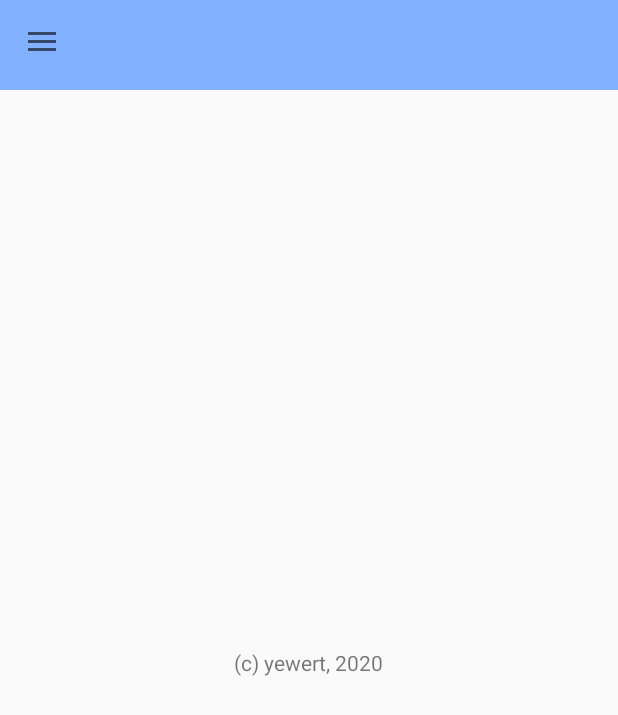
After one commit to Yewert/android_course_app, an Android app: the fragment AppInfoFragment placed in its activity, on a phone screen of 412 x 824 dp. The commit adds this screen. Shown: the top 715 px of the screen. Run offline under Robolectric (Android 15) with nearby library versions, the phone set to English and light mode, and no system bars.

Commit message:
added about screen

```diff
--- /dev/null
+++ b/app/src/main/java/com/example/hw03/AppInfoFragment.kt
@@ -0,0 +1,18 @@
+package com.example.hw03
+
+import android.os.Bundle
+import android.view.LayoutInflater
+import android.view.View
+import android.view.ViewGroup
+import androidx.fragment.app.Fragment
+
+class AppInfoFragment : Fragment() {
+
+    override fun onCreateView(
+        inflater: LayoutInflater, container: ViewGroup?,
+        savedInstanceState: Bundle?
+    ): View? {
+        return inflater.inflate(R.layout.fragment_app_info, container, false)
+    }
+
+}
--- a/app/src/main/java/com/example/hw03/HabitEditFragment.kt
+++ b/app/src/main/java/com/example/hw03/HabitEditFragment.kt
@@ -36,8 +36,8 @@ class HabitEditFragment : Fragment() {
     override fun onViewCreated(view: View, savedInstanceState: Bundle?) {
         super.onViewCreated(view, savedInstanceState)
 
-        if (savedInstanceState != null)
-            return
+
+        (requireActivity() as IDrawerLocker).setDrawerEnabled(false)
 
         habitName = view.findViewById(R.id.habit_name_edit)
         habitDescription = view.findViewById(R.id.habit_description_edit)
@@ -96,6 +96,12 @@ class HabitEditFragment : Fragment() {
         return valid
     }
 
+    public override fun onDestroy() {
+        super.onDestroy()
+
+        (requireActivity() as IDrawerLocker).setDrawerEnabled(true)
+    }
+
     companion object {
         fun newInstance(habit: Habit) = HabitEditFragment().apply {
             arguments = Bundle().apply { putParcelable("habit", habit) }
--- a/app/src/main/java/com/example/hw03/MainActivity.kt
+++ b/app/src/main/java/com/example/hw03/MainActivity.kt
@@ -1,29 +1,65 @@
 package com.example.hw03
 
 import android.os.Bundle
+import android.view.MenuItem
 import androidx.activity.viewModels
+import androidx.appcompat.app.ActionBarDrawerToggle
 import androidx.appcompat.app.AppCompatActivity
+import androidx.appcompat.widget.Toolbar
+import androidx.core.view.GravityCompat
+import androidx.drawerlayout.widget.DrawerLayout
+import com.google.android.material.navigation.NavigationView
+import kotlinx.android.synthetic.main.main_activity.*
+
 
 interface IHabitsListObservable {
     fun attachObserver(observer: IHabitsListObserver)
 }
 
-class MainActivity : AppCompatActivity(), IHabitInteractionsHandler, IHabitsListObservable {
+class MainActivity : AppCompatActivity(), IHabitInteractionsHandler, IHabitsListObservable,
+    IDrawerLocker, NavigationView.OnNavigationItemSelectedListener {
+    private lateinit var drawerToggle: ActionBarDrawerToggle
+    private lateinit var navDrawerLayout: DrawerLayout
     private val model: HabitsViewModel by viewModels()
     private val typedObservers: MutableMap<String, IHabitsListObserver> = mutableMapOf()
 
     override fun onCreate(savedInstanceState: Bundle?) {
         super.onCreate(savedInstanceState)
 
-        if (savedInstanceState != null) return
         model.addOrUpdate(Habit("one", "descr", 1, "Good", 1, 1))
         model.addOrUpdate(Habit("one", "descr", 1, "Bad", 1, 1))
         setContentView(R.layout.main_activity)
 
-        setSupportActionBar(findViewById(R.id.toolbar))
+        val toolbar = findViewById<Toolbar>(R.id.toolbar)
+        setSupportActionBar(toolbar)
+        supportActionBar!!.setDisplayShowTitleEnabled(false)
 
+        navDrawerLayout = findViewById(R.id.nav_drawer_layout)
+
+        drawerToggle = ActionBarDrawerToggle(
+            this,
+            navDrawerLayout,
+            toolbar,
+            R.string.drawer_open,
+            R.string.drawer_close
+        )
+        drawerToggle.isDrawerIndicatorEnabled = true
+        navDrawerLayout.addDrawerListener(drawerToggle)
+        drawerToggle.syncState()
+        nav_drawer.setNavigationItemSelectedListener(this)
+
+        setHabitsView()
+    }
+
+    private fun setHabitsView() {
+        supportFragmentManager.popBackStackImmediate()
         supportFragmentManager.beginTransaction()
-            .add(R.id.fragment_container, HabitsViewFragment()).commit()
+            .replace(R.id.fragment_container, HabitsViewFragment()).commit()
+    }
+
+    private fun setInfoView() {
+        supportFragmentManager.beginTransaction()
+            .replace(R.id.fragment_container, AppInfoFragment()).commit()
     }
 
     override fun attachObserver(observer: IHabitsListObserver) {
@@ -32,25 +68,41 @@ class MainActivity : AppCompatActivity(), IHabitInteractionsHandler, IHabitsList
 
     override fun handleEdit(habit: Habit) {
         supportFragmentManager.beginTransaction()
-            .hide(supportFragmentManager.findFragmentById(R.id.fragment_container)!!)
-            .add(R.id.fragment_container, HabitEditFragment.newInstance(habit)).addToBackStack(null)
+            .replace(R.id.fragment_container, HabitEditFragment.newInstance(habit))
+            .addToBackStack(null)
             .commit()
     }
 
     override fun handleNew() {
         supportFragmentManager.beginTransaction()
-            .hide(supportFragmentManager.findFragmentById(R.id.fragment_container)!!)
-            .add(R.id.fragment_container, HabitEditFragment.newInstance(Habit.default))
+            .replace(R.id.fragment_container, HabitEditFragment.newInstance(Habit.default))
             .addToBackStack(null)
             .commit()
     }
 
     override fun handleSave(habit: Habit, originalType: String) {
-        supportFragmentManager.popBackStack()
         model.addOrUpdate(habit)
         if (originalType != habit.type)
             typedObservers[originalType]!!.onHabitRemoved(habit.id)
         typedObservers[habit.type]?.onHabitChanged(habit.id)
+        supportFragmentManager.popBackStack()
+    }
+
+    override fun onNavigationItemSelected(item: MenuItem): Boolean {
+        when (item.itemId) {
+            R.id.menu_item_home -> setHabitsView()
+            R.id.menu_item_about -> setInfoView()
+        }
+
+        navDrawerLayout.closeDrawer(GravityCompat.START)
+        return true
+    }
+
+    override fun setDrawerEnabled(enabled: Boolean) {
+        val lockMode =
+            if (enabled) DrawerLayout.LOCK_MODE_UNLOCKED else DrawerLayout.LOCK_MODE_LOCKED_CLOSED
+        navDrawerLayout.setDrawerLockMode(lockMode)
+        drawerToggle.isDrawerIndicatorEnabled = enabled
     }
 }
 
@@ -67,3 +119,7 @@ interface ISaveHabitHandler {
 }
 
 interface IHabitInteractionsHandler : IEditHabitHandler, INewHabitHandler, ISaveHabitHandler
+
+interface IDrawerLocker {
+    fun setDrawerEnabled(enabled: Boolean)
+}
--- /dev/null
+++ b/app/src/main/res/drawable/ic_home_black_24dp.xml
@@ -0,0 +1,10 @@
+<vector xmlns:android="http://schemas.android.com/apk/res/android"
+    android:width="24dp"
+    android:height="24dp"
+    android:tint="#636363"
+    android:viewportWidth="24.0"
+    android:viewportHeight="24.0">
+    <path
+        android:fillColor="#FF000000"
+        android:pathData="M10,20v-6h4v6h5v-8h3L12,3 2,12h3v8z" />
+</vector>
--- /dev/null
+++ b/app/src/main/res/drawable/ic_info_black_24dp.xml
@@ -0,0 +1,10 @@
+<vector xmlns:android="http://schemas.android.com/apk/res/android"
+    android:width="24dp"
+    android:height="24dp"
+    android:tint="#636363"
+    android:viewportWidth="24.0"
+    android:viewportHeight="24.0">
+    <path
+        android:fillColor="#FF000000"
+        android:pathData="M12,2C6.48,2 2,6.48 2,12s4.48,10 10,10 10,-4.48 10,-10S17.52,2 12,2zM13,17h-2v-6h2v6zM13,9h-2L11,7h2v2z" />
+</vector>
--- /dev/null
+++ b/app/src/main/res/layout/fragment_app_info.xml
@@ -0,0 +1,14 @@
+<?xml version="1.0" encoding="utf-8"?>
+<FrameLayout xmlns:android="http://schemas.android.com/apk/res/android"
+    xmlns:tools="http://schemas.android.com/tools"
+    android:layout_width="match_parent"
+    android:layout_height="match_parent"
+    tools:context=".AppInfoFragment">
+
+    <TextView
+        android:layout_width="wrap_content"
+        android:layout_height="wrap_content"
+        android:layout_gravity="center"
+        android:text="(c) yewert, 2020" />
+
+</FrameLayout>
--- a/app/src/main/res/layout/main_activity.xml
+++ b/app/src/main/res/layout/main_activity.xml
@@ -1,4 +1,6 @@
 <?xml version="1.0" encoding="utf-8"?>
+
+
 <androidx.constraintlayout.widget.ConstraintLayout xmlns:android="http://schemas.android.com/apk/res/android"
     xmlns:app="http://schemas.android.com/apk/res-auto"
     xmlns:tools="http://schemas.android.com/tools"
@@ -15,15 +17,30 @@
             android:id="@+id/toolbar"
             android:layout_width="match_parent"
             android:layout_height="60dp"
+            android:background="#82B1FF"
             app:layout_constraintStart_toStartOf="parent"
             app:layout_constraintTop_toTopOf="parent" />
 
-        <FrameLayout
-            android:id="@+id/fragment_container"
+        <androidx.drawerlayout.widget.DrawerLayout
+            android:id="@+id/nav_drawer_layout"
             android:layout_width="match_parent"
-            android:layout_height="match_parent"
-            app:layout_constraintStart_toStartOf="parent"
-            app:layout_constraintTop_toBottomOf="@id/toolbar" />
+            android:layout_height="match_parent">
+
+            <FrameLayout
+                android:id="@+id/fragment_container"
+                android:layout_width="match_parent"
+                android:layout_height="match_parent"
+                app:layout_constraintStart_toStartOf="parent"
+                app:layout_constraintTop_toBottomOf="@id/toolbar" />
+
+            <com.google.android.material.navigation.NavigationView
+                android:id="@+id/nav_drawer"
+                android:layout_width="wrap_content"
+                android:layout_height="match_parent"
+                android:layout_gravity="start"
+                android:fitsSystemWindows="true"
+                app:menu="@menu/action_menu" />
+        </androidx.drawerlayout.widget.DrawerLayout>
     </LinearLayout>
 
 </androidx.constraintlayout.widget.ConstraintLayout>
--- /dev/null
+++ b/app/src/main/res/menu/action_menu.xml
@@ -0,0 +1,15 @@
+<?xml version="1.0" encoding="utf-8"?>
+<menu xmlns:android="http://schemas.android.com/apk/res/android"
+    xmlns:app="http://schemas.android.com/apk/res-auto">
+    <item
+        android:id="@+id/menu_item_home"
+        android:icon="@drawable/ic_home_black_24dp"
+        android:title="Habits"
+        app:showAsAction="never" />
+
+    <item
+        android:id="@+id/menu_item_about"
+        android:icon="@drawable/ic_info_black_24dp"
+        android:title="About"
+        app:showAsAction="never" />
+</menu>
--- a/app/src/main/res/values/strings.xml
+++ b/app/src/main/res/values/strings.xml
@@ -1,6 +1,5 @@
 <resources>
     <string name="app_name">hw04</string>
-
-    <!-- TODO: Remove or change this placeholder text -->
-    <string name="hello_blank_fragment">Hello blank fragment</string>
+    <string name="drawer_open">open</string>
+    <string name="drawer_close">close</string>
 </resources>
```
